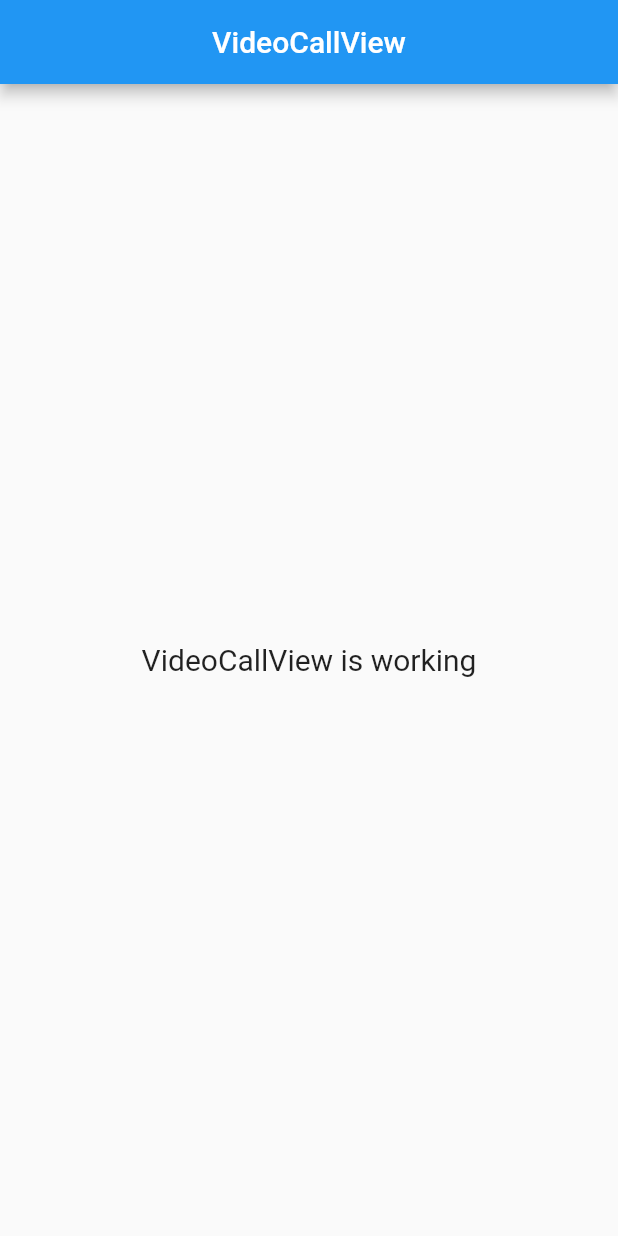
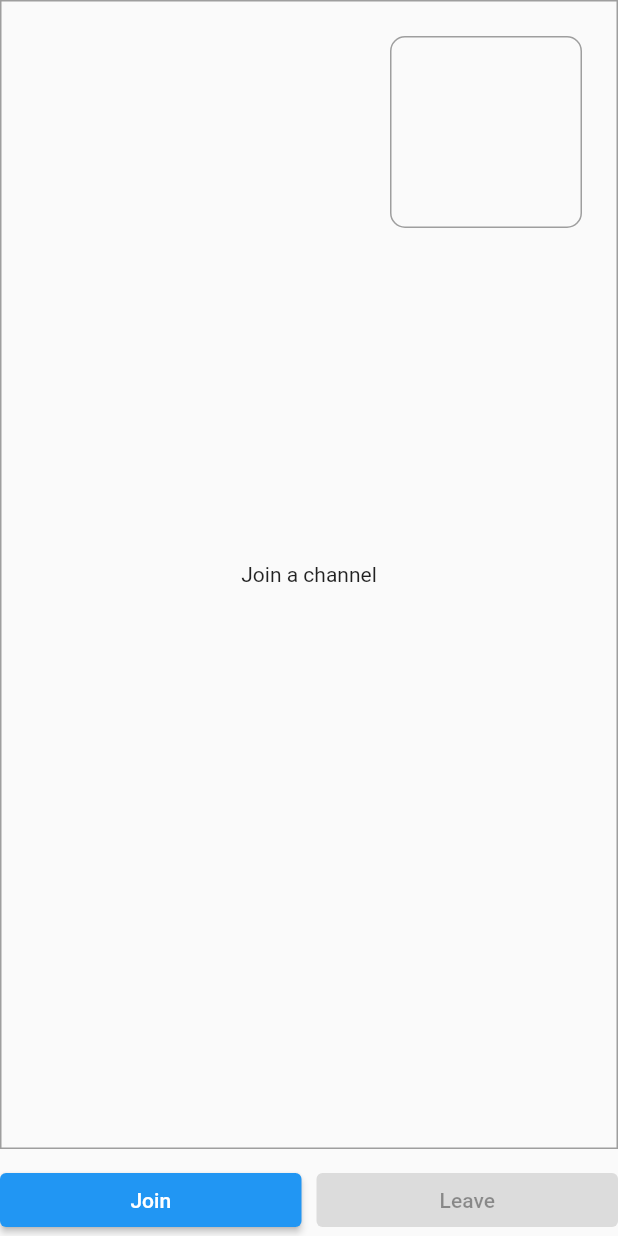
Before and after one commit to devnizamuddin/nizam_call_flutter, a Flutter app: the screen it shows after launch, on a phone screen of 412 x 824 dp. Run offline on Flutter 3.47's test engine with Material 2 defaults, Android fonts, the phone set to English and light mode, and no system bars; our stand-ins replace get, permission_handler; missing offline and left inert: agora_rtc_engine.

Commit message:
structured with getx

```diff
--- /dev/null
+++ b/lib/app/config/app_config.dart
@@ -0,0 +1,6 @@
+class AppConfig {
+  static const String AGORA_APP_ID = '26618f172fca4030b75e5b5bb1b082c9';
+  static const String AGORA_CHANNEL_ID = 'flutter_app';
+  static const String AGORA_TOKEN =
+      '007eJxTYPh42Ld0aV69+4Pvq24+mFJcULOrJ6m+Ibxk+2fpiytclrgpMBiZmRlapBmaG6UlJ5oYGBskmZummiaZJiUZJhlYGCVbvlg7KaUhkJFBVuA9AyMUgvjcDGk5pSUlqUXxiQUFDAwAN4klHw==';
+}
--- a/lib/app/modules/video_call/controllers/video_call_controller.dart
+++ b/lib/app/modules/video_call/controllers/video_call_controller.dart
@@ -1,23 +1,90 @@
+import 'package:agora_rtc_engine/agora_rtc_engine.dart';
+import 'package:flutter/material.dart';
 import 'package:get/get.dart';
 
+import '../../../config/app_config.dart';
+import '../../../utils/handle_permission.dart';
+
 class VideoCallController extends GetxController {
-  //TODO: Implement VideoCallController
+  RxBool isJoined = false.obs;
+  RxInt remoteUid = 0.obs;
+  RxInt uid = 0.obs;
 
-  final count = 0.obs;
-  @override
-  void onInit() {
-    super.onInit();
+  late RtcEngine agoraEngine; // Agora engine instance
+
+  final GlobalKey<ScaffoldMessengerState> scaffoldMessengerKey =
+      GlobalKey<ScaffoldMessengerState>(); // Global key to access the scaffold
+
+  showMessage(String message) {
+    scaffoldMessengerKey.currentState?.showSnackBar(SnackBar(
+      content: Text(message),
+    ));
+  }
+
+  Future<void> setupVideoSDKEngine() async {
+    // retrieve or request camera and microphone permissions
+    await handlePermissionForVideoCall();
+
+    //create an instance of the Agora engine
+    agoraEngine = createAgoraRtcEngine();
+    await agoraEngine
+        .initialize(const RtcEngineContext(appId: AppConfig.AGORA_APP_ID));
+
+    await agoraEngine.enableVideo();
+
+    // Register the event handler
+    agoraEngine.registerEventHandler(
+      RtcEngineEventHandler(
+        onJoinChannelSuccess: (RtcConnection connection, int elapsed) {
+          showMessage(
+              'Local user uid:${connection.localUid} joined the channel');
+          isJoined.value = true;
+        },
+        onUserJoined: (RtcConnection connection, int remoteUid, int elapsed) {
+          showMessage('Remote user uid:$remoteUid joined the channel');
+
+          this.remoteUid.value = remoteUid;
+        },
+        onUserOffline: (RtcConnection connection, int remoteUid,
+            UserOfflineReasonType reason) {
+          showMessage('Remote user uid:$remoteUid left the channel');
+          this.remoteUid.value = -1;
+        },
+      ),
+    );
+  }
+
+  void join() async {
+    await agoraEngine.startPreview();
+
+    // Set channel options including the client role and channel profile
+    ChannelMediaOptions options = const ChannelMediaOptions(
+      clientRoleType: ClientRoleType.clientRoleBroadcaster,
+      channelProfile: ChannelProfileType.channelProfileCommunication,
+    );
+
+    await agoraEngine.joinChannel(
+      token: AppConfig.AGORA_TOKEN,
+      channelId: AppConfig.AGORA_CHANNEL_ID,
+      options: options,
+      uid: uid.value,
+    );
+  }
+
+  void leave() {
+    isJoined.value = false;
+    remoteUid.value = 0;
+    agoraEngine.leaveChannel();
   }
 
   @override
-  void onReady() {
-    super.onReady();
+  void onInit() {
+    setupVideoSDKEngine();
+    super.onInit();
   }
 
   @override
   void onClose() {
     super.onClose();
   }
-
-  void increment() => count.value++;
 }
--- a/lib/app/modules/video_call/views/video_call_view.dart
+++ b/lib/app/modules/video_call/views/video_call_view.dart
@@ -1,7 +1,9 @@
+import 'package:agora_rtc_engine/agora_rtc_engine.dart';
 import 'package:flutter/material.dart';
 
 import 'package:get/get.dart';
 
+import '../../../config/app_config.dart';
 import '../controllers/video_call_controller.dart';
 
 class VideoCallView extends GetView<VideoCallController> {
@@ -9,16 +11,101 @@ class VideoCallView extends GetView<VideoCallController> {
   @override
   Widget build(BuildContext context) {
     return Scaffold(
-      appBar: AppBar(
-        title: const Text('VideoCallView'),
-        centerTitle: true,
-      ),
-      body: const Center(
-        child: Text(
-          'VideoCallView is working',
-          style: TextStyle(fontSize: 20),
+        body: SafeArea(
+      child: Stack(alignment: AlignmentDirectional.topEnd, children: [
+        Column(
+          children: [
+            // Container for the local video
+            Expanded(
+              child: Container(
+                  height: 240,
+                  decoration:
+                      BoxDecoration(border: Border.all(color: Colors.grey)),
+                  child: Obx(
+                    () => Center(child: _localPreview()),
+                  )),
+            ),
+            const SizedBox(height: 10),
+            // Button Row
+            Obx(
+              () => Row(
+                children: <Widget>[
+                  Expanded(
+                    child: ElevatedButton(
+                      onPressed: controller.isJoined.value
+                          ? null
+                          : () => {controller.join()},
+                      child: const Text('Join'),
+                    ),
+                  ),
+                  const SizedBox(width: 10),
+                  Expanded(
+                    child: ElevatedButton(
+                      onPressed: controller.isJoined.value
+                          ? () => {controller.leave()}
+                          : null,
+                      child: const Text('Leave'),
+                    ),
+                  ),
+                ],
+              ),
+            )
+            // Button Row ends
+          ],
         ),
-      ),
-    );
+        //Container for the Remote video
+        Positioned(
+          right: 24,
+          top: 24,
+          child: Container(
+              height: 128,
+              width: 128,
+              decoration: BoxDecoration(
+                  border: Border.all(color: Colors.grey),
+                  borderRadius: const BorderRadius.all(Radius.circular(10))),
+              child: Obx(
+                () => Center(child: _remoteVideo()),
+              )),
+        ),
+      ]),
+    ));
+  }
+
+  // Display local video preview
+  Widget _localPreview() {
+    if (controller.isJoined.value) {
+      return AgoraVideoView(
+        controller: VideoViewController(
+          rtcEngine: controller.agoraEngine,
+          canvas: const VideoCanvas(uid: 0),
+        ),
+      );
+    } else {
+      return const Text(
+        'Join a channel',
+        textAlign: TextAlign.center,
+      );
+    }
+  }
+
+// Display remote user's video
+  Widget _remoteVideo() {
+    if (controller.remoteUid.value != 0) {
+      return AgoraVideoView(
+        controller: VideoViewController.remote(
+          rtcEngine: controller.agoraEngine,
+          canvas: VideoCanvas(uid: controller.remoteUid.value),
+          connection:
+              const RtcConnection(channelId: AppConfig.AGORA_CHANNEL_ID),
+        ),
+      );
+    } else {
+      String msg = '';
+      if (controller.isJoined.value) msg = 'Waiting for a remote user to join';
+      return Text(
+        msg,
+        textAlign: TextAlign.center,
+      );
+    }
   }
 }
--- /dev/null
+++ b/lib/app/utils/handle_permission.dart
@@ -0,0 +1,5 @@
+import 'package:permission_handler/permission_handler.dart';
+
+Future handlePermissionForVideoCall() async {
+  await [Permission.microphone, Permission.camera].request();
+}
```
